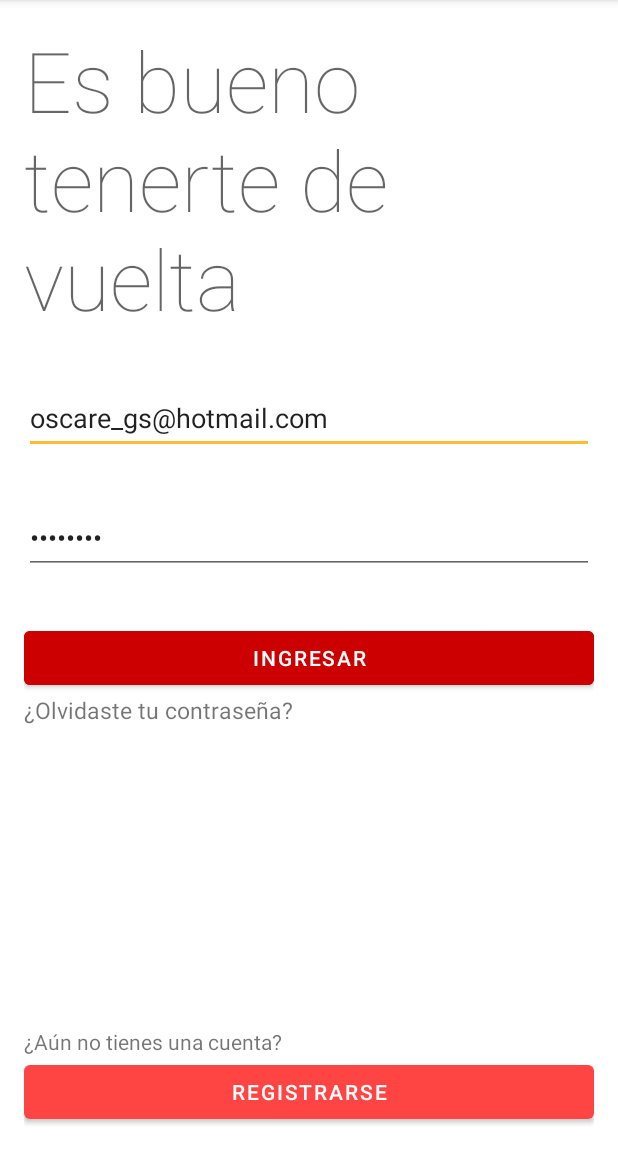
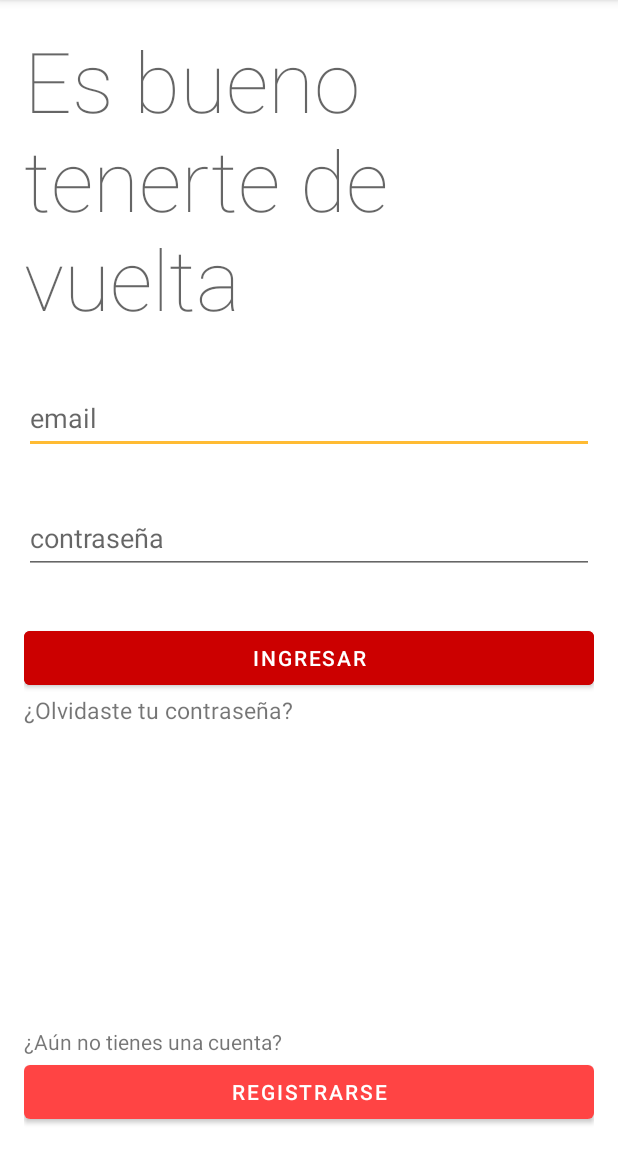
Before and after one commit to oscargsdev/servimax3000, an Android app: the screen it shows after launch once a user with an empty profile is signed in (Login), in the options menu, after a tap on "Cerrar sesión", on a phone screen of 412 x 824 dp, the part 84-1236 px from its top. Run offline under Robolectric (Android 15) with nearby library versions, the phone set to English and light mode, and no system bars; our stand-ins replace Firebase (no records; nobody signed in at launch, a user with empty details on screens opened directly), Picasso; pictures from the network do not load; 1 statement that could not run was skipped.

Commit message:
App finalizada :)

```diff
--- a/servimaxApp/app/src/main/java/com/example/myapplication/Login.java
+++ b/servimaxApp/app/src/main/java/com/example/myapplication/Login.java
@@ -49,11 +49,11 @@ public class Login extends AppCompatActivity {
 //        FirebaseApp.initializeApp(this);
         mAuth = FirebaseAuth.getInstance();
 
-
-        FirebaseUser currentUser = mAuth.getCurrentUser();
-        if(currentUser == null){
-            Toast.makeText(this, "No usuario", Toast.LENGTH_SHORT).show();
-        }
+//
+//        FirebaseUser currentUser = mAuth.getCurrentUser();
+//        if(currentUser == null){
+//            Toast.makeText(this, "No usuario", Toast.LENGTH_SHORT).show();
+//        }
 
         emailET = findViewById(R.id.email_login_text);
         passET = findViewById(R.id.password_login_text);
@@ -99,8 +99,8 @@ public class Login extends AppCompatActivity {
     }
 
     private void updateUI(FirebaseUser user){
-        Toast.makeText(Login.this, user.getEmail().toString(),
-                Toast.LENGTH_SHORT).show();
+//        Toast.makeText(Login.this, user.getEmail().toString(),
+//                Toast.LENGTH_SHORT).show();
 
 
 
@@ -116,8 +116,8 @@ public class Login extends AppCompatActivity {
                         String usr = document.getString("tipoUsr");
                         Intent i;
 
-                        Toast.makeText(Login.this, usr,
-                                Toast.LENGTH_SHORT).show();
+//                        Toast.makeText(Login.this, usr,
+//                                Toast.LENGTH_SHORT).show();
 
                         if(usr.equals("1")){
 
--- a/servimaxApp/app/src/main/java/com/example/myapplication/MainActivity.java
+++ b/servimaxApp/app/src/main/java/com/example/myapplication/MainActivity.java
@@ -46,6 +46,8 @@ public class MainActivity extends AppCompatActivity {
         apellidos = getResources().getStringArray(R.array.apesRegistro);
 
         mAuth = FirebaseAuth.getInstance();
+
+        mAuth.signOut();
 
         // Obtain the FirebaseAnalytics instance.
         mFirebaseAnalytics = FirebaseAnalytics.getInstance(this);
--- a/servimaxApp/app/src/main/java/com/example/myapplication/Perfil.java
+++ b/servimaxApp/app/src/main/java/com/example/myapplication/Perfil.java
@@ -107,10 +107,10 @@ public class Perfil extends AppCompatActivity {
                         cont++;
 
                     }
+                    calificacion.setText(String.valueOf(cal / cont));
 
+//                    cal = cal / cont;
 
-                    cal = cal / cont;
-                    calificacion.setText(String.valueOf(cal));
                 } else {
 
 
--- a/servimaxApp/app/src/main/java/com/example/myapplication/Registro.java
+++ b/servimaxApp/app/src/main/java/com/example/myapplication/Registro.java
@@ -54,7 +54,7 @@ public class Registro extends AppCompatActivity {
         rbUsr = findViewById(R.id.rbUsuario);
         rbTrab = findViewById(R.id.rbTrab);
 
-        Toast.makeText(this, "Ingrese una contraseña valida", Toast.LENGTH_SHORT).show();
+//        Toast.makeText(this, "Ingrese una contraseña valida", Toast.LENGTH_SHORT).show();
     }
 
     private void createAccount(String email, String password){
--- a/servimaxApp/app/src/main/java/com/example/myapplication/RegistroUsuario.java
+++ b/servimaxApp/app/src/main/java/com/example/myapplication/RegistroUsuario.java
@@ -3,6 +3,7 @@ package com.example.myapplication;
 import androidx.annotation.NonNull;
 import androidx.appcompat.app.AppCompatActivity;
 
+import android.content.Intent;
 import android.os.Bundle;
 import android.util.Log;
 import android.view.View;
@@ -49,7 +50,7 @@ public class RegistroUsuario extends AppCompatActivity {
 
 
         // Pa despistar
-        Toast.makeText(RegistroUsuario.this, "Ingrese un no. de telefono valido", Toast.LENGTH_LONG).show();
+//        Toast.makeText(RegistroUsuario.this, "Ingrese un no. de telefono valido", Toast.LENGTH_LONG).show();
     }
 
     public void completarRegUsr(View view) {
@@ -75,6 +76,7 @@ public class RegistroUsuario extends AppCompatActivity {
                 @Override
                 public void onSuccess(Void unused) {
                     Toast.makeText(RegistroUsuario.this, "Registro completo :)", Toast.LENGTH_SHORT).show();
+                    startActivity(new Intent(RegistroUsuario.this, ListaOficios.class));
                 }
             }).addOnFailureListener(new OnFailureListener() {
                 @Override
--- a/servimaxApp/app/src/main/res/layout/activity_login.xml
+++ b/servimaxApp/app/src/main/res/layout/activity_login.xml
@@ -33,8 +33,7 @@
             android:ems="10"
             android:hint="@string/email_label"
             android:inputType="textEmailAddress"
-            android:minHeight="48dp"
-            android:text="oscare_gs@hotmail.com" />
+            android:minHeight="48dp" />
 
         <Space
             android:layout_width="match_parent"
@@ -48,8 +47,7 @@
             android:ems="10"
             android:hint="@string/contrasena_label"
             android:inputType="textPassword"
-            android:minHeight="48dp"
-            android:text="1234qwer" />
+            android:minHeight="48dp" />
 
         <Space
             android:layout_width="match_parent"
--- a/servimaxApp/app/src/main/res/layout/activity_registro.xml
+++ b/servimaxApp/app/src/main/res/layout/activity_registro.xml
@@ -33,8 +33,7 @@
             android:ems="10"
             android:hint="@string/email_label"
             android:inputType="textEmailAddress"
-            android:minHeight="48dp"
-            android:text="((@pa5os.df" />
+            android:minHeight="48dp" />
 
         <Space
             android:layout_width="match_parent"
@@ -48,8 +47,7 @@
             android:ems="10"
             android:hint="@string/contrasena_label"
             android:inputType="textPassword"
-            android:minHeight="48dp"
-            android:text="ajsldfsladfhka" />
+            android:minHeight="48dp" />
 
         <Space
             android:layout_width="match_parent"
--- a/servimaxApp/app/src/main/res/values/strings.xml
+++ b/servimaxApp/app/src/main/res/values/strings.xml
@@ -55,11 +55,13 @@
 
     <string-array name="dummy_oficios">
         <item>Electricista</item>
+        <item>Fontanero</item>
         <item>Carpintero</item>
-        <item>Jardinería</item>
-        <item>Electrodomésticos</item>
+        <item>Cerrajero</item>
+        <item>Jardinero</item>
         <item>Tapicería</item>
         <item>Vidriero</item>
+
     </string-array>
 
     <string-array name="dummy_calificaciones">
```
Also changed, not shown: servimaxApp/app/src/main/java/com/example/myapplication/InfoTrabajador.java (+6 -6 lines), servimaxApp/app/src/main/java/com/example/myapplication/ListaOficios.java (+9 -9 lines), servimaxApp/app/src/main/java/com/example/myapplication/RegistroTrabajador.java (+36 -4 lines), servimaxApp/app/src/main/res/layout/activity_info_trabajador.xml (+9 -8 lines), servimaxApp/app/src/main/res/layout/activity_registro_trabajador.xml (+13 -16 lines), servimaxApp/app/src/main/res/layout/activity_registro_usuario.xml (+3 -6 lines).
